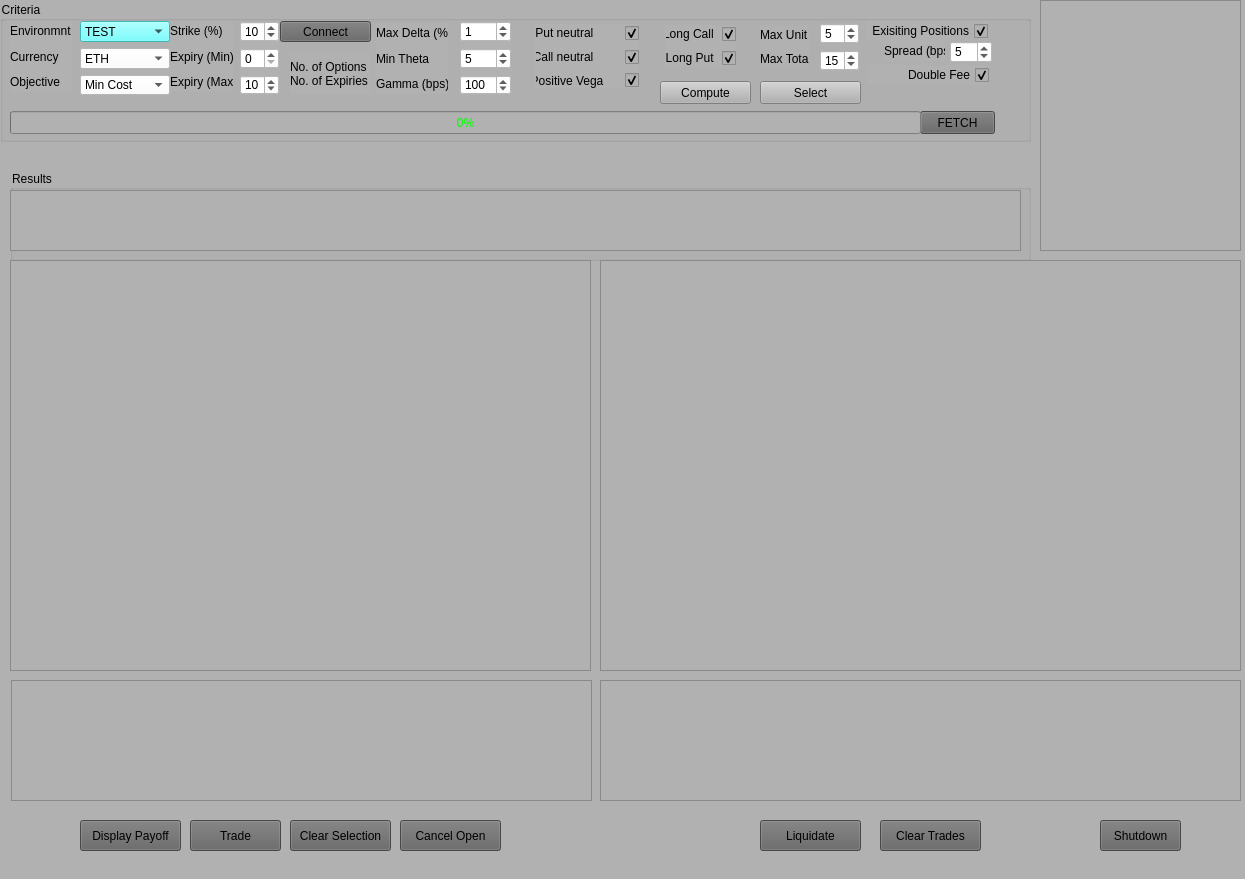
Qt form UI/optionAtilla.ui (NickyBenz/optionAtilla) before a commit.
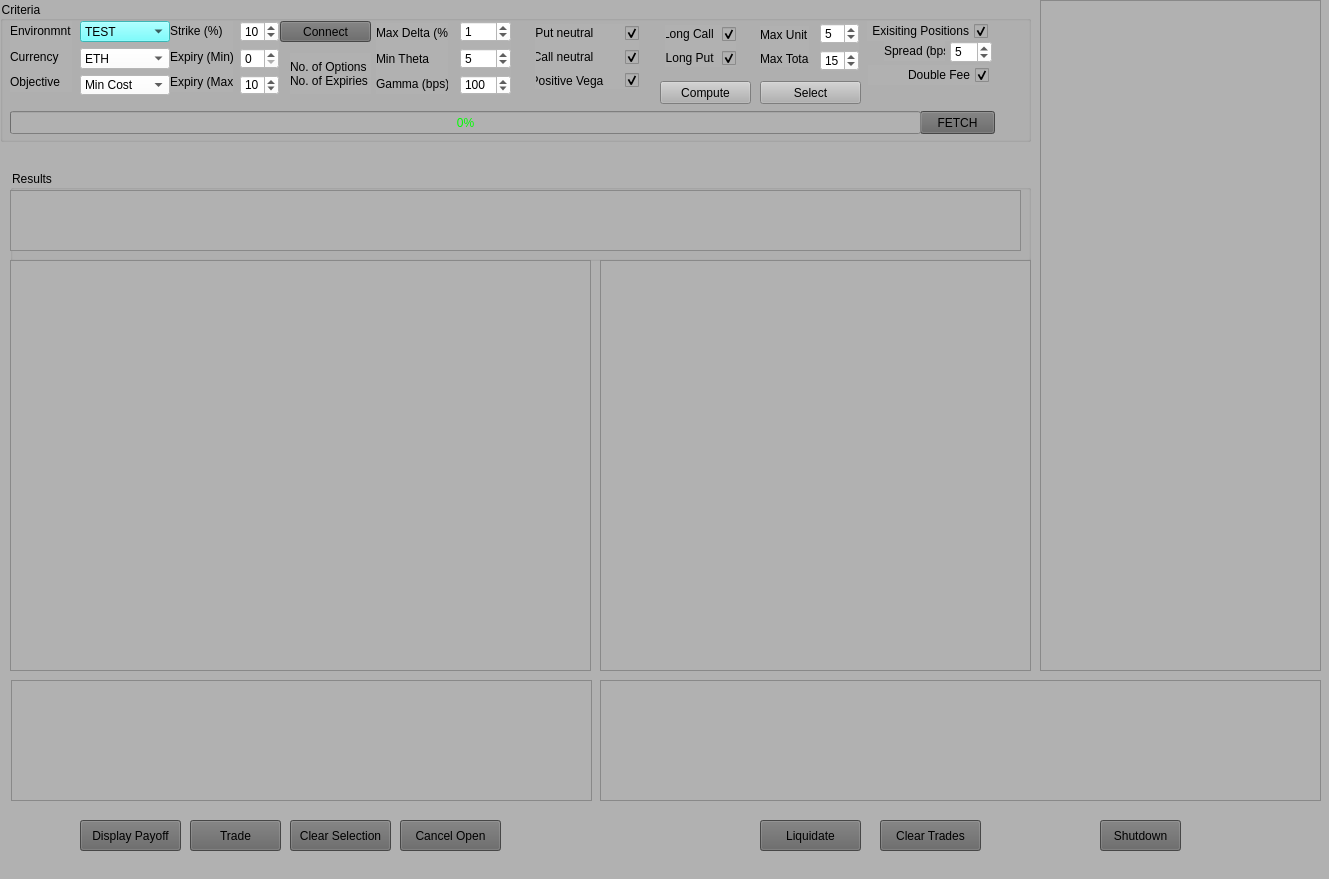
The same form after that commit.

Patch:
```diff
--- a/UI/optionAtilla.ui
+++ b/UI/optionAtilla.ui
@@ -9,7 +9,7 @@
    <rect>
     <x>0</x>
     <y>0</y>
-    <width>1245</width>
+    <width>1329</width>
     <height>879</height>
    </rect>
   </property>
@@ -634,8 +634,8 @@
      <rect>
       <x>1040</x>
       <y>0</y>
-      <width>201</width>
-      <height>251</height>
+      <width>281</width>
+      <height>671</height>
      </rect>
     </property>
     <property name="autoFillBackground">
@@ -644,6 +644,12 @@
     <property name="styleSheet">
      <string notr="true"/>
     </property>
+    <attribute name="horizontalHeaderVisible">
+     <bool>false</bool>
+    </attribute>
+    <attribute name="verticalHeaderVisible">
+     <bool>false</bool>
+    </attribute>
    </widget>
    <widget class="QGroupBox" name="groupBox_2">
     <property name="geometry">
@@ -746,7 +752,7 @@
      <rect>
       <x>600</x>
       <y>260</y>
-      <width>641</width>
+      <width>431</width>
       <height>411</height>
      </rect>
     </property>
@@ -788,7 +794,7 @@
      <rect>
       <x>600</x>
       <y>680</y>
-      <width>641</width>
+      <width>721</width>
       <height>121</height>
      </rect>
     </property>
```
Left out of the diff: 27 changed lines with no effect on the pictures.
